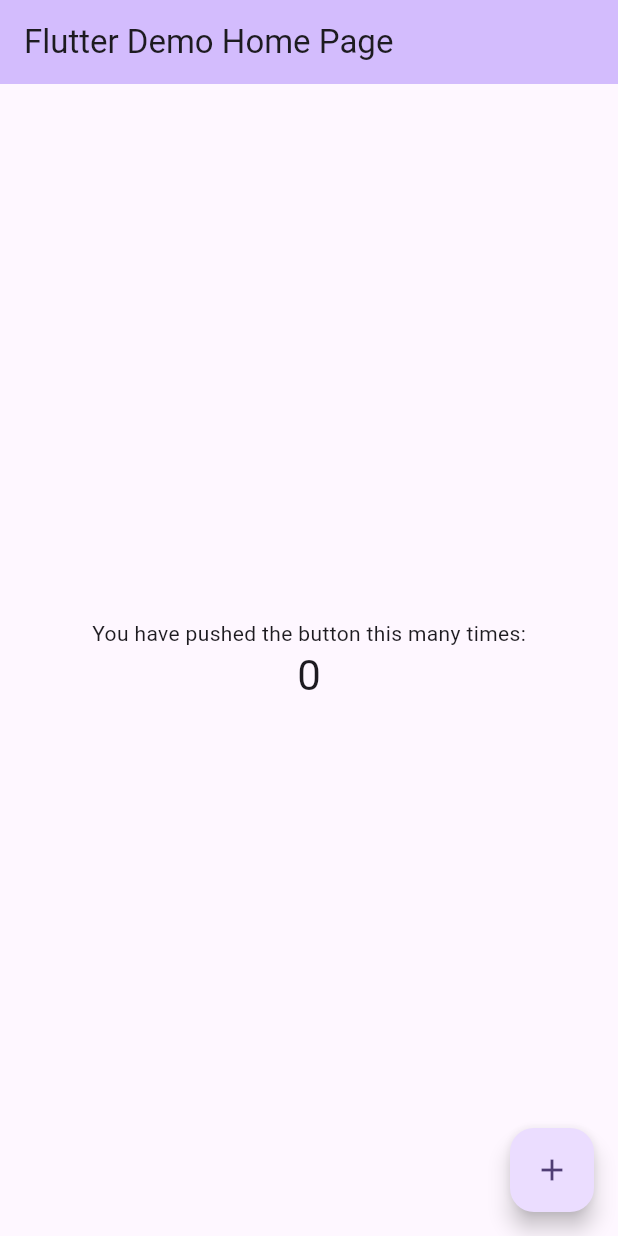
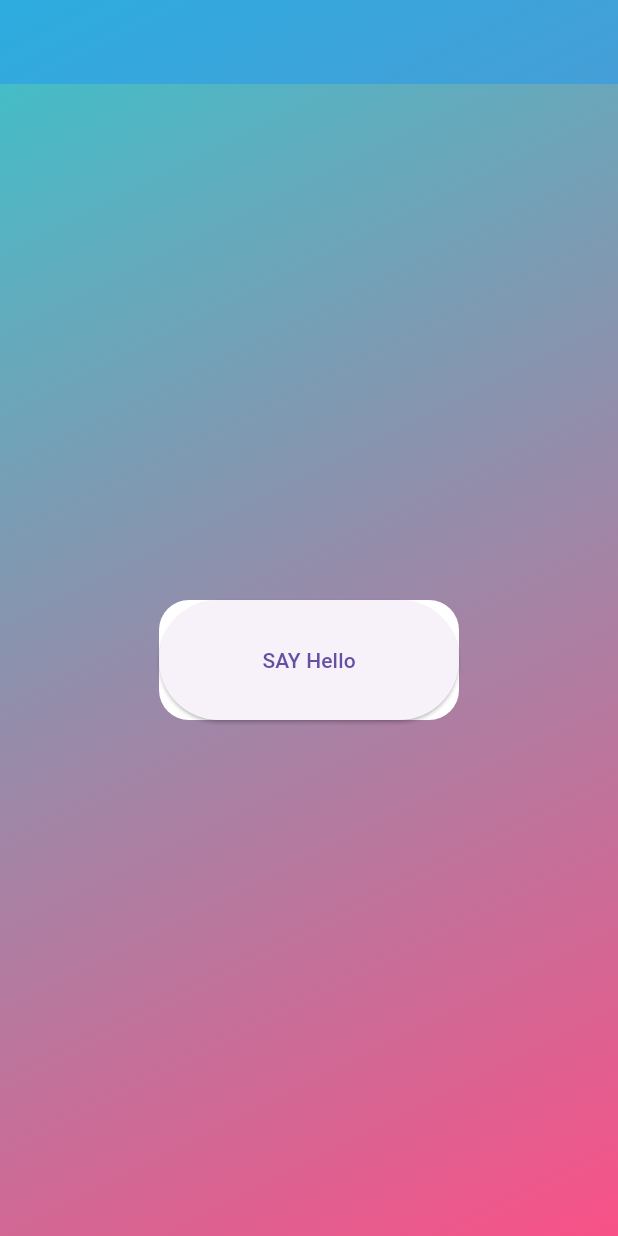
Before and after one commit to JosephGwara/Howzit, a Flutter app: the screen it shows after launch, on a phone screen of 412 x 824 dp. Run offline on Flutter 3.47's test engine with Material 3 defaults, Android fonts, the phone set to English and light mode, and no system bars; our stand-ins replace flutter_local_notifications.

```diff
--- /dev/null
+++ b/lib/localnotification.dart
@@ -0,0 +1,26 @@
+import 'package:flutter_local_notifications/flutter_local_notifications.dart';
+
+class LocalNotification{
+  static Future initialize(FlutterLocalNotificationsPlugin flutterLocalNotificationsPlugin) async {
+    var androidInitialize =  const AndroidInitializationSettings('mipmap/ic_launcher');
+    var initializationsSettings =  InitializationSettings(android: androidInitialize);
+    await flutterLocalNotificationsPlugin.initialize(initializationsSettings);
+  }
+
+  static Future showBigTextNotification({var id =0,required String title, required String body,
+    var payload, required FlutterLocalNotificationsPlugin fln
+  } ) async {
+    AndroidNotificationDetails androidPlatformChannelSpecifics =
+    const AndroidNotificationDetails(
+      'Howzit Notification',
+      'channel_name',
+
+      playSound: true,
+      importance: Importance.max,
+      priority: Priority.high,
+    );
+
+    var not= NotificationDetails(android: androidPlatformChannelSpecifics);
+    await fln.show(0, title, body,not);
+  }
+}
--- a/lib/main.dart
+++ b/lib/main.dart
@@ -1,125 +1,69 @@
 import 'package:flutter/material.dart';
+import 'package:flutter_local_notifications/flutter_local_notifications.dart';
+import 'package:howzit_zilo/localnotification.dart';
 
-void main() {
+
+final FlutterLocalNotificationsPlugin flutterLocalNotificationsPlugin = FlutterLocalNotificationsPlugin();
+
+void main(){
   runApp(const MyApp());
 }
 
 class MyApp extends StatelessWidget {
-  const MyApp({super.key});
+  const MyApp({Key? key}) : super(key: key);
 
-  // This widget is the root of your application.
   @override
   Widget build(BuildContext context) {
-    return MaterialApp(
-      title: 'Flutter Demo',
-      theme: ThemeData(
-        // This is the theme of your application.
-        //
-        // TRY THIS: Try running your application with "flutter run". You'll see
-        // the application has a purple toolbar. Then, without quitting the app,
-        // try changing the seedColor in the colorScheme below to Colors.green
-        // and then invoke "hot reload" (save your changes or press the "hot
-        // reload" button in a Flutter-supported IDE, or press "r" if you used
-        // the command line to start the app).
-        //
-        // Notice that the counter didn't reset back to zero; the application
-        // state is not lost during the reload. To reset the state, use hot
-        // restart instead.
-        //
-        // This works for code too, not just values: Most code changes can be
-        // tested with just a hot reload.
-        colorScheme: ColorScheme.fromSeed(seedColor: Colors.deepPurple),
-        useMaterial3: true,
-      ),
-      home: const MyHomePage(title: 'Flutter Demo Home Page'),
+    return const MaterialApp(
+      debugShowCheckedModeBanner: false,
+      home: HomePage(),
     );
   }
 }
 
-class MyHomePage extends StatefulWidget {
-  const MyHomePage({super.key, required this.title});
-
-  // This widget is the home page of your application. It is stateful, meaning
-  // that it has a State object (defined below) that contains fields that affect
-  // how it looks.
-
-  // This class is the configuration for the state. It holds the values (in this
-  // case the title) provided by the parent (in this case the App widget) and
-  // used by the build method of the State. Fields in a Widget subclass are
-  // always marked "final".
-
-  final String title;
+class HomePage extends StatefulWidget{
+  const HomePage({Key? key}) :super(key:key);
 
   @override
-  State<MyHomePage> createState() => _MyHomePageState();
+  State<HomePage> createState() => _HomePageState();
 }
+class _HomePageState extends State<HomePage>{
+  @override
+  void initState(){
+    super.initState();
+   LocalNotification.initialize(flutterLocalNotificationsPlugin);
 
-class _MyHomePageState extends State<MyHomePage> {
-  int _counter = 0;
-
-  void _incrementCounter() {
-    setState(() {
-      // This call to setState tells the Flutter framework that something has
-      // changed in this State, which causes it to rerun the build method below
-      // so that the display can reflect the updated values. If we changed
-      // _counter without calling setState(), then the build method would not be
-      // called again, and so nothing would appear to happen.
-      _counter++;
-    });
   }
 
   @override
   Widget build(BuildContext context) {
-    // This method is rerun every time setState is called, for instance as done
-    // by the _incrementCounter method above.
-    //
-    // The Flutter framework has been optimized to make rerunning build methods
-    // fast, so that you can just rebuild anything that needs updating rather
-    // than having to individually change instances of widgets.
-    return Scaffold(
+    return Container(
+      decoration: const BoxDecoration(
+        gradient: LinearGradient(
+            begin :Alignment.topLeft,
+          end: Alignment.bottomRight,
+          colors: [Color(0xFF3ac3cb), Color(0xFFf85187)])),
+    child: Scaffold(backgroundColor: Colors.transparent,
     appBar: AppBar(
-        // TRY THIS: Try changing the color here to a specific color (to
-        // Colors.amber, perhaps?) and trigger a hot reload to see the AppBar
-        // change color while the other colors stay the same.
-        backgroundColor: Theme.of(context).colorScheme.inversePrimary,
-        // Here we take the value from the MyHomePage object that was created by
-        // the App.build method, and use it to set our appbar title.
-        title: Text(widget.title),
+    backgroundColor: Colors.blue.withOpacity(0.5),
     ),
     body: Center(
-        // Center is a layout widget. It takes a single child and positions it
-        // in the middle of the parent.
-        child: Column(
-          // Column is also a layout widget. It takes a list of children and
-          // arranges them vertically. By default, it sizes itself to fit its
-          // children horizontally, and tries to be as tall as its parent.
-          //
-          // Column has various properties to control how it sizes itself and
-          // how it positions its children. Here we use mainAxisAlignment to
-          // center the children vertically; the main axis here is the vertical
-          // axis because Columns are vertical (the cross axis would be
-          // horizontal).
-          //
-          // TRY THIS: Invoke "debug painting" (choose the "Toggle Debug Paint"
-          // action in the IDE, or press "p" in the console), to see the
-          // wireframe for each widget.
-          mainAxisAlignment: MainAxisAlignment.center,
-          children: <Widget>[
-            const Text(
-              'You have pushed the button this many times:',
+    child:Container(
+    decoration: BoxDecoration(
+    color: Colors.white,
+    borderRadius: BorderRadius.circular(20)
     ),
-            Text(
-              '$_counter',
-              style: Theme.of(context).textTheme.headlineMedium,
+    width: 200,
+    height: 80,
+    child: ElevatedButton(
+    onPressed: (){
+      LocalNotification.showBigTextNotification(title: "Message Title", body: "Your long body", fln: flutterLocalNotificationsPlugin);
+    },child: const Text("SAY Hello"),
     ),
-          ],
+    )
     ),
-      ),
-      floatingActionButton: FloatingActionButton(
-        onPressed: _incrementCounter,
-        tooltip: 'Increment',
-        child: const Icon(Icons.add),
-      ), // This trailing comma makes auto-formatting nicer for build methods.
+    )
     );
   }
+
 }
--- a/pubspec.yaml
+++ b/pubspec.yaml
@@ -39,6 +39,7 @@ dependencies:
 dev_dependencies:
   flutter_test:
     sdk: flutter
+  flutter_local_notifications:
 
   # The "flutter_lints" package below contains a set of recommended lints to
   # encourage good coding practices. The lint set provided by the package is
```
Also changed, not shown: pubspec.lock, 1 other file. Lines whose indentation alone changed are shown as unchanged.
